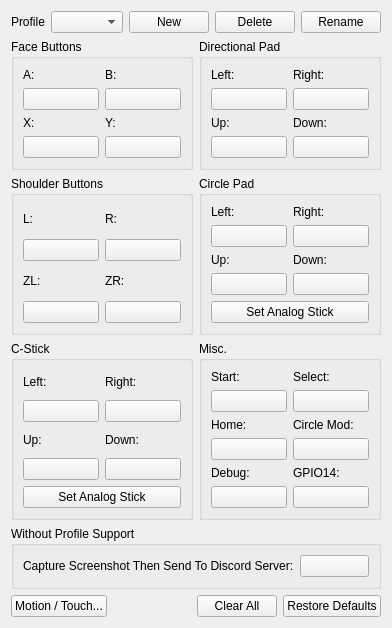
Before: the Qt Designer form src/citra_qt/configuration/configure_input.ui in tbsp/citra-valentin, drawn with Qt 5.
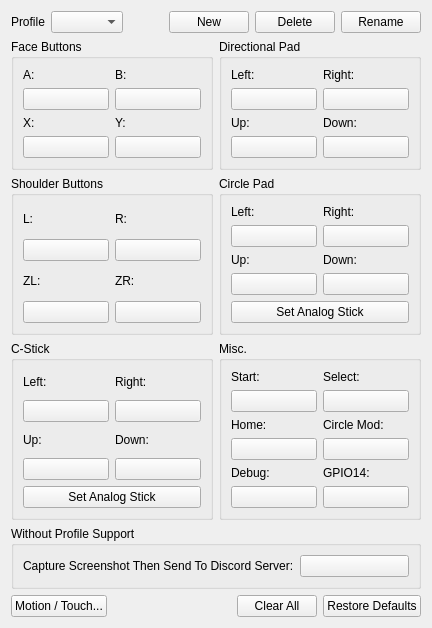
After: the same form once the commit is applied.

```diff
--- a/src/citra_qt/configuration/configure_input.ui
+++ b/src/citra_qt/configuration/configure_input.ui
@@ -2,14 +2,6 @@
 <ui version="4.0">
  <class>ConfigureInput</class>
  <widget class="QWidget" name="ConfigureInput">
-  <property name="geometry">
-   <rect>
-    <x>0</x>
-    <y>0</y>
-    <width>374</width>
-    <height>620</height>
-   </rect>
-  </property>
   <property name="windowTitle">
    <string>ConfigureInput</string>
   </property>
```
